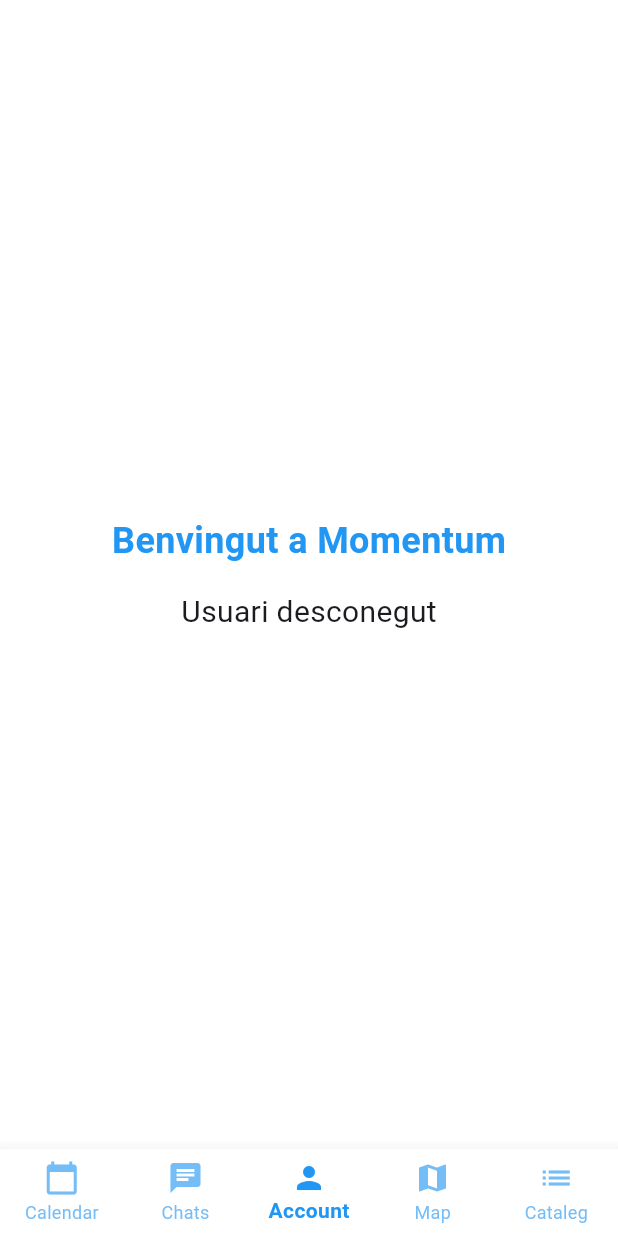
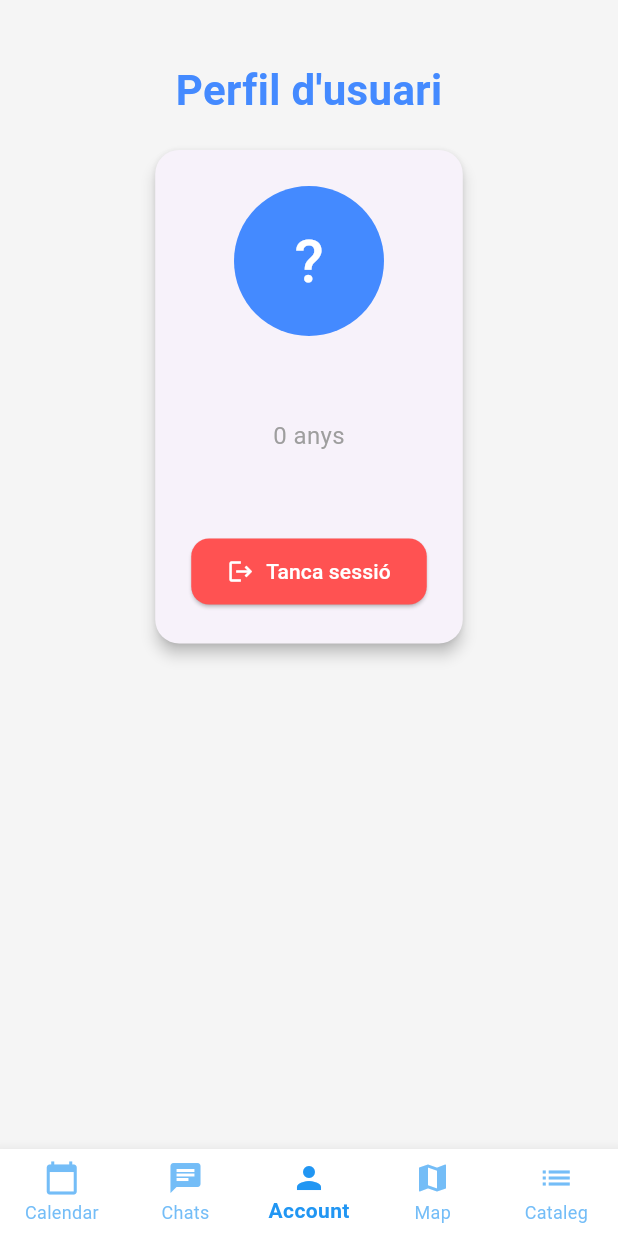
Before and after one commit to JoanPerezPerez/Momentum_Flutter_Frontend, a Flutter app: the ProfileScreen screen opened by its route, on a phone screen of 412 x 824 dp. Run offline on Flutter 3.47's test engine with Material 3 defaults, Android fonts, the phone set to English and light mode, and no system bars; our stand-ins replace dio, flutter_chat_types, flutter_chat_ui, flutter_colorpicker, flutter_map, flutter_secure_storage and 7 more; missing offline and left inert: flutter_map_location_marker, flutter_map_marker_popup; accounts and stored records are empty; network calls fail.

```diff
--- a/lib/screens/Xat/user_list.dart
+++ b/lib/screens/Xat/user_list.dart
@@ -21,8 +21,10 @@ class _UserListScreenState extends State<UserListScreen> {
   @override
   void initState() {
     super.initState();
-    xatController.getUserWithWhomUserChatted();
-    currentUserId = authController.currentUser.value.id as String;
+    WidgetsBinding.instance.addPostFrameCallback((_) {
+      xatController.getUserWithWhomUserChatted();
+      currentUserId = authController.currentUser.value.id as String;
+    });
   }
 
   @override
--- a/lib/screens/profile_screen.dart
+++ b/lib/screens/profile_screen.dart
@@ -1,4 +1,4 @@
-import 'package:flutter/material.dart';
+/* import 'package:flutter/material.dart';
 import 'package:get/get.dart';
 import 'package:momentum/controllers/auth_controller.dart';
 import 'package:momentum/widgets/momentum_buttom_nav_bar.dart';
@@ -53,3 +53,128 @@ class _ProfileScreenState extends State<ProfileScreen> {
     );
   }
 }
+ */
+
+import 'package:flutter/material.dart';
+import 'package:get/get.dart';
+import 'package:momentum/controllers/auth_controller.dart';
+import 'package:momentum/widgets/momentum_buttom_nav_bar.dart';
+
+class ProfileScreen extends StatefulWidget {
+  @override
+  _ProfileScreenState createState() => _ProfileScreenState();
+}
+
+class _ProfileScreenState extends State<ProfileScreen> {
+  final AuthController authController = Get.find<AuthController>();
+  int _selectedIndex = 2;
+
+  void _onItemTapped(int index) {
+    setState(() {
+      _selectedIndex = index;
+    });
+  }
+
+  @override
+  Widget build(BuildContext context) {
+    final user = authController.currentUser;
+
+    return Scaffold(
+      backgroundColor: Colors.grey[100],
+      body: SafeArea(
+        child: Obx(
+          () => Center(
+            child: Column(
+              children: [
+                const SizedBox(height: 40),
+                const Text(
+                  'Perfil d\'usuari',
+                  style: TextStyle(
+                    fontSize: 28,
+                    fontWeight: FontWeight.bold,
+                    color: Colors.blueAccent,
+                  ),
+                ),
+                const SizedBox(height: 20),
+                Card(
+                  elevation: 4,
+                  shape: RoundedRectangleBorder(
+                    borderRadius: BorderRadius.circular(16),
+                  ),
+                  margin: const EdgeInsets.symmetric(horizontal: 24),
+                  child: Padding(
+                    padding: const EdgeInsets.all(24),
+                    child: Column(
+                      children: [
+                        CircleAvatar(
+                          radius: 50,
+                          backgroundColor: Colors.blueAccent,
+                          child: Text(
+                            user.value.name.isNotEmpty
+                                ? user.value.name[0].toUpperCase()
+                                : '?',
+                            style: const TextStyle(
+                              fontSize: 40,
+                              color: Colors.white,
+                            ),
+                          ),
+                        ),
+                        const SizedBox(height: 16),
+                        Text(
+                          user.value.name,
+                          style: const TextStyle(
+                            fontSize: 22,
+                            fontWeight: FontWeight.w600,
+                          ),
+                        ),
+                        const SizedBox(height: 8),
+                        Text(
+                          '${user.value.age} anys',
+                          style: const TextStyle(
+                            fontSize: 16,
+                            color: Colors.grey,
+                          ),
+                        ),
+                        const SizedBox(height: 8),
+                        Text(
+                          user.value.mail,
+                          style: const TextStyle(
+                            fontSize: 16,
+                            color: Colors.grey,
+                          ),
+                        ),
+                        const SizedBox(height: 24),
+                        ElevatedButton.icon(
+                          onPressed: () {
+                            authController.logout();
+                          },
+                          icon: const Icon(Icons.logout),
+                          label: const Text('Tanca sessió'),
+                          style: ElevatedButton.styleFrom(
+                            backgroundColor: Colors.redAccent,
+                            foregroundColor: Colors.white,
+                            padding: const EdgeInsets.symmetric(
+                              horizontal: 24,
+                              vertical: 12,
+                            ),
+                            shape: RoundedRectangleBorder(
+                              borderRadius: BorderRadius.circular(12),
+                            ),
+                          ),
+                        ),
+                      ],
+                    ),
+                  ),
+                ),
+              ],
+            ),
+          ),
+        ),
+      ),
+      bottomNavigationBar: MomentumBottomNavBar(
+        selectedIndex: _selectedIndex,
+        onItemTapped: _onItemTapped,
+      ),
+    );
+  }
+}
```
Also changed, not shown: lib/controllers/auth_controller.dart (+25 -16 lines), lib/screens/login_screen.dart (+20 -11 lines), lib/services/api_service.dart (+20 -1 lines).
